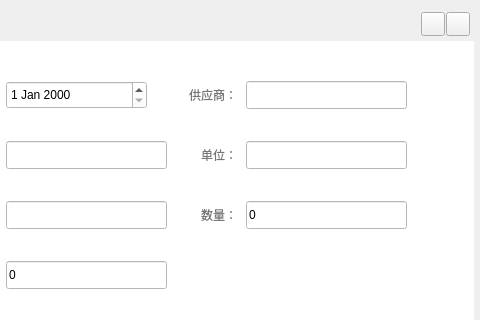
This is ChuangfengDesktop/AddFeedStoreWidget.ui in asdlei99/chuangfengdesktop as Qt 5 draws it before an edit; both pictures show x 120 to 600 and y 0 to 320 of the 600 by 673 pixel window. The edited form follows.
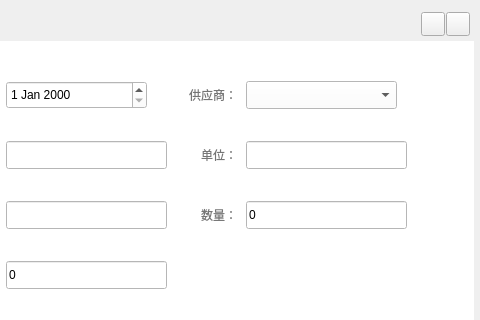
This is the edited form.

Diff of the .ui file:
```diff
--- a/ChuangfengDesktop/AddFeedStoreWidget.ui
+++ b/ChuangfengDesktop/AddFeedStoreWidget.ui
@@ -164,19 +164,6 @@
        <string notr="true">color: rgb(0, 0, 0);</string>
       </property>
      </widget>
-     <widget class="QLineEdit" name="use_Edit">
-      <property name="geometry">
-       <rect>
-        <x>360</x>
-        <y>40</y>
-        <width>161</width>
-        <height>28</height>
-       </rect>
-      </property>
-      <property name="text">
-       <string/>
-      </property>
-     </widget>
      <widget class="QLabel" name="remake_lab_4">
       <property name="geometry">
        <rect>
@@ -385,6 +372,16 @@
        <set>Qt::AlignRight|Qt::AlignTrailing|Qt::AlignVCenter</set>
       </property>
      </widget>
+     <widget class="QComboBox" name="supiler_comboBox">
+      <property name="geometry">
+       <rect>
+        <x>360</x>
+        <y>40</y>
+        <width>151</width>
+        <height>28</height>
+       </rect>
+      </property>
+     </widget>
     </widget>
    </item>
   </layout>
```
